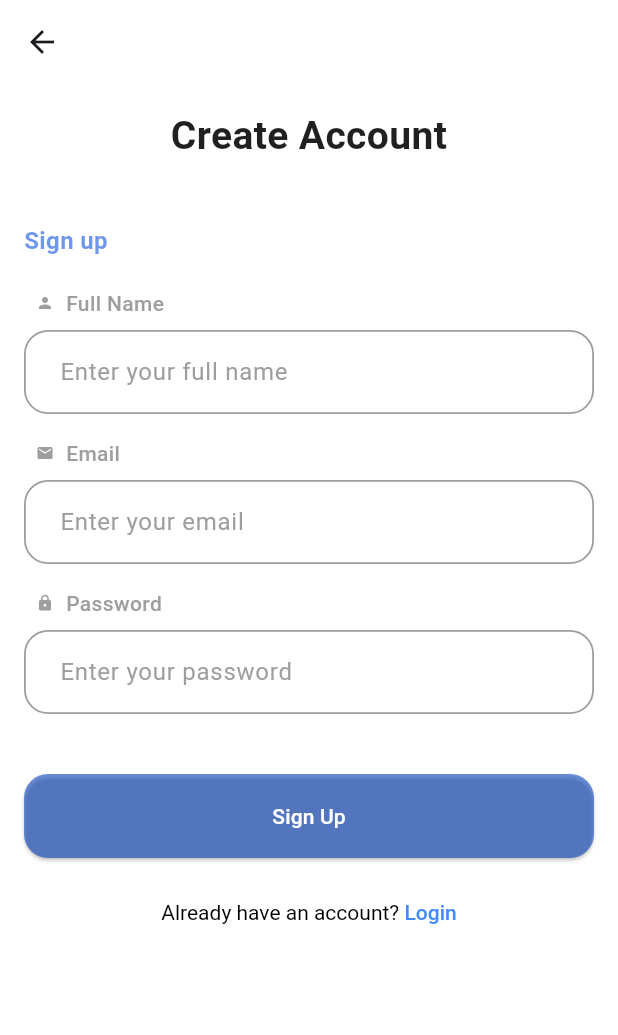
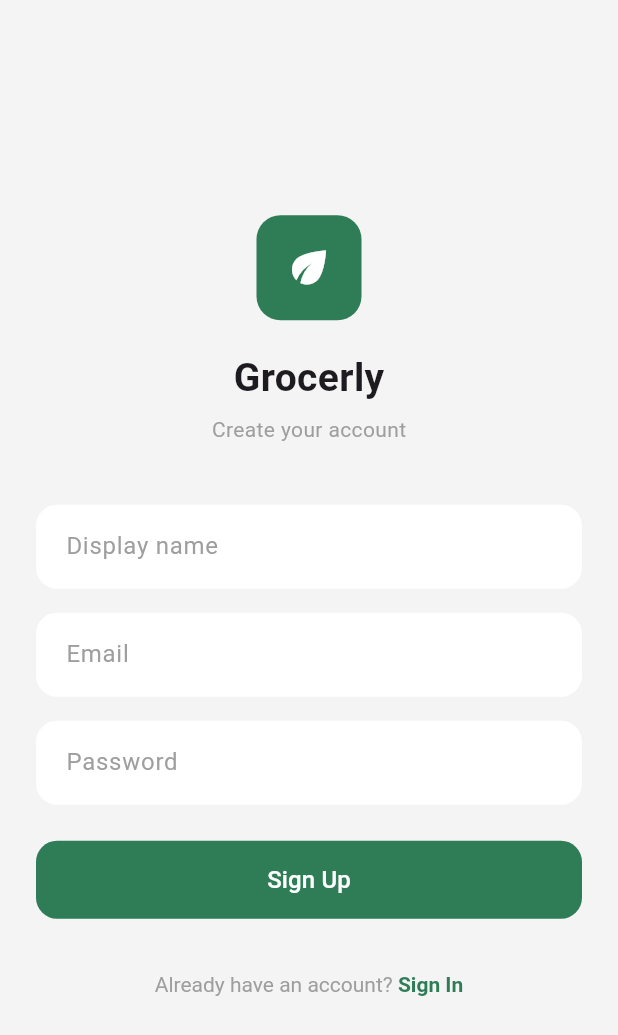
Before and after one commit to saifulislamsaif/grocery_list, a Flutter app: the screen it shows after launch, after a tap on "Don't have an account? Sign Up", on a phone screen of 412 x 824 dp. Shown: the top 1035 px of the screen. Run offline on Flutter 3.47's test engine with Material 3 defaults, Android fonts, the phone set to English and light mode, and no system bars; our stand-ins replace cloud_firestore, firebase_auth, firebase_core, get, google_fonts; accounts and stored records are empty; network calls fail.

Commit message:
authentication design done

```diff
--- a/lib/app/modules/home/controllers/home_controller.dart
+++ b/lib/app/modules/home/controllers/home_controller.dart
@@ -1,6 +1,7 @@
 import 'dart:async';
 
 import 'package:cloud_firestore/cloud_firestore.dart';
+import 'package:firebase_auth/firebase_auth.dart';
 import 'package:get/get.dart';
 import '../../signup/controllers/AuthController.dart';
 
--- a/lib/app/modules/home/views/home_page.dart
+++ b/lib/app/modules/home/views/home_page.dart
@@ -2,6 +2,7 @@ import 'package:flutter/material.dart';
 import 'package:get/get.dart';
 
 import '../../signup/controllers/AuthController.dart';
+import '../../signup/views/LoginPage.dart';
 import '../controllers/home_controller.dart';
 import 'list_details_page.dart';
 
@@ -58,13 +59,15 @@ class HomePage extends StatelessWidget {
             ),
           ),
           actions: [
+
+            /// NEW LIST BUTTON
             Padding(
-              padding: const EdgeInsets.only(right: 16.0, top: 8, bottom: 8),
+              padding: const EdgeInsets.symmetric(vertical: 2),
               child: ElevatedButton.icon(
                 onPressed: () {
                   _showCreateListBottomSheet(context);
                 },
-                icon: const Icon(Icons.add, size: 18, color: Colors.white),
+                icon: const Icon(Icons.add, size: 14, color: Colors.white),
                 label: const Text(
                   "New List",
                   style: TextStyle(
@@ -73,15 +76,40 @@ class HomePage extends StatelessWidget {
                   ),
                 ),
                 style: ElevatedButton.styleFrom(
-                  backgroundColor: const Color(0xFF007953), // Deep green
+                  backgroundColor: const Color(0xFF2F7D57),
                   elevation: 0,
                   shape: RoundedRectangleBorder(
                     borderRadius: BorderRadius.circular(12),
                   ),
-                  padding: const EdgeInsets.symmetric(horizontal: 16),
+                  padding: const EdgeInsets.symmetric(horizontal: 10),
                 ),
               ),
             ),
+
+            const SizedBox(width: 4),
+
+            /// MAIL ICON
+            IconButton(
+              onPressed: () {},
+              icon: const Icon(
+                Icons.mail_outline,
+                color: Color(0xFF1B2E28),
+              ),
+            ),
+
+            /// LOGOUT ICON
+            IconButton(
+              onPressed: () async {
+                await authController.logout();
+                Get.offAll(() => LoginPage());
+              },
+              icon: const Icon(
+                Icons.logout,
+                color: Color(0xFF1B2E28),
+              ),
+            ),
+
+            const SizedBox(width: 6),
           ],
         ),
         body: IndexedStack(
--- a/lib/app/modules/home/views/home_view.dart
+++ /dev/null
@@ -1,24 +0,0 @@
-import 'package:flutter/material.dart';
-
-import 'package:get/get.dart';
-
-import '../controllers/home_controller.dart';
-
-class HomeView extends GetView<HomeController> {
-  const HomeView({super.key});
-  @override
-  Widget build(BuildContext context) {
-    return Scaffold(
-      appBar: AppBar(
-        title: const Text('HomeView'),
-        centerTitle: true,
-      ),
-      body: const Center(
-        child: Text(
-          'HomeView is working',
-          style: TextStyle(fontSize: 20),
-        ),
-      ),
-    );
-  }
-}
--- a/lib/app/modules/signup/controllers/AuthController.dart
+++ b/lib/app/modules/signup/controllers/AuthController.dart
@@ -74,7 +74,9 @@ class AuthController extends GetxController {
       );
     }
   }
-
+  Future<void> logout() async {
+    await FirebaseAuth.instance.signOut();
+  }
   // Login
   void onLogin(User user) {
     final homeController = Get.find<HomeController>();
@@ -94,14 +96,4 @@ class AuthController extends GetxController {
   }
 
 
-  void logout() async {
-    await FirebaseAuth.instance.signOut();
-    final homeController = Get.find<HomeController>();
-    homeController.userName.value = '';
-    homeController.lists.clear();
-    homeController.completedCount.value = 0;
-    homeController.incompleteCount.value = 0;
-    homeController.cancelUserListener();
-    Get.offAll(() => LoginPage());
-  }
 }
--- a/lib/app/modules/signup/views/LoginPage.dart
+++ b/lib/app/modules/signup/views/LoginPage.dart
@@ -20,100 +20,112 @@ class LoginPage extends StatelessWidget {
 
   @override
   Widget build(BuildContext context) {
-    final screenHeight = MediaQuery.of(context).size.height;
 
     return Scaffold(
-      backgroundColor: Colors.white,
-      extendBodyBehindAppBar: true,
-      appBar: AppBar(
-        surfaceTintColor: Colors.white,
-        backgroundColor: Colors.transparent,
-        elevation: 0,
+      backgroundColor: const Color(0xffF4F4F4),
+      body: SafeArea(
+        child: Center(
+          child: Padding(
+            padding: const EdgeInsets.symmetric(horizontal: 24),
+            child: Column(
+              mainAxisAlignment: MainAxisAlignment.center,
+              children: [
+
+                /// LOGO
+                Container(
+                  height: 70,
+                  width: 70,
+                  decoration: BoxDecoration(
+                    color: const Color(0xff2F7D57),
+                    borderRadius: BorderRadius.circular(16),
                   ),
-      body: SafeArea(
-        child: SingleChildScrollView(
-          padding: EdgeInsets.all(16),
-          child: ConstrainedBox(
-            constraints: BoxConstraints(
-              minHeight: screenHeight -
-                  kToolbarHeight -
-                  MediaQuery.of(context).padding.top,
+                  child: const Icon(
+                    Icons.eco,
+                    color: Colors.white,
+                    size: 34,
                   ),
-            child: IntrinsicHeight(
-              child: Column(
-                crossAxisAlignment: CrossAxisAlignment.stretch,
-                children: [
-                   Center(
-                    child: Text(
-                      "Welcome Back",
-                      textAlign: TextAlign.center,
+                ),
+
+                const SizedBox(height: 20),
+
+                /// APP NAME
+                const Text(
+                  "Grocerly",
                   style: TextStyle(
                     fontSize: 26,
                     fontWeight: FontWeight.bold,
-                        color: Color(0xf0131212),
                   ),
                 ),
-                  ),
-                   SizedBox(height: 40),
-                  Text(
-                    "Login",
-                    style:  TextStyle(
-                      fontSize: 16,
-                      fontWeight: FontWeight.bold,
-                      color: Color(0x980d50da),
+
+                const SizedBox(height: 6),
+
+                const Text(
+                  "Welcome back",
+                  style: TextStyle(
+                    color: Colors.grey,
+                    fontSize: 14,
                   ),
                 ),
-                   SizedBox(height: 20),
 
-                  _buildTextField(
+                const SizedBox(height: 40),
+
+                /// EMAIL FIELD
+                _buildInputField(
                   controller: emailController,
-                    prefixIcon: Icons.email,
-                    label: "Email",
-                    hint: "Enter your email",
+                  hint: "Email",
                 ),
-                   SizedBox(height: 16),
 
-                  Obx(() => _buildTextField(
+                const SizedBox(height: 16),
+
+                /// PASSWORD FIELD
+                Obx(
+                      () => _buildInputField(
                     controller: passwordController,
-                    prefixIcon: Icons.lock,
-                    label: "Password",
-                    hint: "Enter your password",
+                    hint: "Password",
                     obscureText: !showPassword.value,
                     suffixIcon: IconButton(
                       icon: Icon(
                         showPassword.value
                             ? Icons.visibility
                             : Icons.visibility_off,
-                        size: 16,
+                        size: 20,
                         color: Colors.grey,
                       ),
-                      onPressed: () =>
-                      showPassword.value = !showPassword.value,
+                      onPressed: () {
+                        showPassword.value = !showPassword.value;
+                      },
                     ),
-                  )),
+                  ),
+                ),
 
-                   SizedBox(height: 20),
+                const SizedBox(height: 20),
+
+                /// ERROR MESSAGE
                 Obx(() => authController.errorMessage.isNotEmpty
                     ? Text(
                   authController.errorMessage.value,
-                    style:  TextStyle(color: Colors.red),
+                  style: const TextStyle(color: Colors.red),
                 )
-                      :  SizedBox.shrink()),
-                   SizedBox(height: 30),
+                    : const SizedBox()),
 
+                const SizedBox(height: 20),
+
+                /// SIGN IN BUTTON
                 Obx(
-                        () => ElevatedButton(
+                      () => SizedBox(
+                    width: double.infinity,
+                    height: 52,
+                    child: ElevatedButton(
                       onPressed:
                       authController.isLoading.value ? null : handleLogin,
                       style: ElevatedButton.styleFrom(
-                        minimumSize:  Size.fromHeight(56),
-                        backgroundColor:  Color(0x980d47bf),
+                        backgroundColor: const Color(0xff2F7D57),
                         shape: RoundedRectangleBorder(
-                          borderRadius: BorderRadius.circular(16),
+                          borderRadius: BorderRadius.circular(14),
                         ),
                       ),
                       child: authController.isLoading.value
-                          ?  SizedBox(
+                          ? const SizedBox(
                         height: 22,
                         width: 22,
                         child: CircularProgressIndicator(
@@ -121,20 +133,26 @@ class LoginPage extends StatelessWidget {
                           color: Colors.white,
                         ),
                       )
-                          :  Text(
-                        "Login",
-                        style: TextStyle(color: Colors.white),
+                          : const Text(
+                        "Sign In",
+                        style: TextStyle(
+                          color: Colors.white,
+                          fontSize: 16,
+                        ),
+                      ),
                     ),
                   ),
                 ),
 
-                   SizedBox(height: 12),
+                const SizedBox(height: 20),
+
+                /// SIGN UP TEXT
                 TextButton(
                   onPressed: () => Get.to(() => SignUpPage()),
                   child: RichText(
-                      text:  TextSpan(
+                    text: const TextSpan(
                       style: TextStyle(
-                          color: Colors.black,
+                        color: Colors.grey,
                         fontSize: 14,
                       ),
                       children: [
@@ -142,8 +160,8 @@ class LoginPage extends StatelessWidget {
                         TextSpan(
                           text: "Sign Up",
                           style: TextStyle(
-                              color: Colors.blueAccent,
-                              fontWeight: FontWeight.w500,
+                            color: Color(0xff2F7D57),
+                            fontWeight: FontWeight.w600,
                           ),
                         ),
                       ],
@@ -155,71 +173,33 @@ class LoginPage extends StatelessWidget {
           ),
         ),
       ),
-      ),
     );
   }
 
-  Widget _buildTextField({
+  Widget _buildInputField({
     required TextEditingController controller,
-    required IconData prefixIcon,
-    required String label,
-    String? hint,
+    required String hint,
     bool obscureText = false,
     Widget? suffixIcon,
   }) {
-    return Column(
-      crossAxisAlignment: CrossAxisAlignment.start,
-      children: [
-        Row(
-          children: [
-             SizedBox(width: 8),
-            Icon(prefixIcon, size: 12, color: Colors.grey),
-             SizedBox(width: 8),
-            Text(
-              label,
-              style:  TextStyle(
-                fontSize: 14,
-                fontWeight: FontWeight.w500,
-                color: Colors.grey,
-              ),
-            ),
-          ],
-        ),
-         SizedBox(height: 8),
-        TextField(
+    return TextField(
       controller: controller,
       obscureText: obscureText,
       decoration: InputDecoration(
         hintText: hint,
-            hintStyle:  TextStyle(color: Colors.grey),
+        hintStyle: const TextStyle(color: Colors.grey),
         filled: true,
         fillColor: Colors.white,
         suffixIcon: suffixIcon,
-            enabledBorder: OutlineInputBorder(
-              borderRadius: BorderRadius.circular(16),
-              borderSide:  BorderSide(
-                color: Colors.grey,
-                width: 1.2,
+        border: OutlineInputBorder(
+          borderRadius: BorderRadius.circular(14),
+          borderSide: BorderSide.none,
         ),
-            ),
-            focusedBorder: OutlineInputBorder(
-              borderRadius: BorderRadius.circular(16),
-              borderSide:  BorderSide(
-                color: Colors.grey,
-                width: 1.5,
-              ),
-            ),
-            border: OutlineInputBorder(
-              borderRadius: BorderRadius.circular(16),
-              borderSide:  BorderSide(color: Colors.grey),
-            ),
-            contentPadding:  EdgeInsets.symmetric(
-              horizontal: 20,
+        contentPadding: const EdgeInsets.symmetric(
+          horizontal: 16,
           vertical: 16,
         ),
       ),
-        ),
-      ],
     );
   }
 }
--- a/lib/app/modules/signup/views/SignUp.dart
+++ b/lib/app/modules/signup/views/SignUp.dart
@@ -23,104 +23,129 @@ class SignUpPage extends StatelessWidget {
 
   @override
   Widget build(BuildContext context) {
-    final screenHeight = MediaQuery.of(context).size.height;
 
     return Scaffold(
-      backgroundColor: Colors.white,
-      extendBodyBehindAppBar: true,
-      appBar: AppBar(
-        surfaceTintColor: Colors.white,
-        backgroundColor: Colors.transparent
+      backgroundColor: const Color(0xffF4F4F4),
+      body: SafeArea(
+        child: Center(
+          child: Padding(
+            padding: const EdgeInsets.symmetric(horizontal: 24),
+            child: Column(
+              mainAxisAlignment: MainAxisAlignment.center,
+              children: [
+
+                /// LOGO
+                Container(
+                  height: 70,
+                  width: 70,
+                  decoration: BoxDecoration(
+                    color: const Color(0xff2F7D57),
+                    borderRadius: BorderRadius.circular(16),
                   ),
-      body: SafeArea(
-        child: SingleChildScrollView(
-          padding: const EdgeInsets.all(16),
-          child: ConstrainedBox(
-            constraints: BoxConstraints(
-              minHeight: screenHeight -
-                  kToolbarHeight -
-                  MediaQuery.of(context).padding.top,
+                  child: const Icon(
+                    Icons.eco,
+                    color: Colors.white,
+                    size: 34,
                   ),
-            child: IntrinsicHeight(
+                ),
 
-              child: Column(
-                crossAxisAlignment: CrossAxisAlignment.stretch,
-                children: [
-                  const Center(
-                    child: Text(
-                      "Create Account",
-                      textAlign: TextAlign.center,
+                const SizedBox(height: 20),
+
+                /// TITLE
+                const Text(
+                  "Grocerly",
                   style: TextStyle(
                     fontSize: 26,
                     fontWeight: FontWeight.bold,
-                        color: Color(0xf0131212), // change color to match your design
+                  ),
+                ),
+
+                const SizedBox(height: 6),
+
+                /// SUBTITLE
+                const Text(
+                  "Create your account",
+                  style: TextStyle(
+                    color: Colors.grey,
+                    fontSize: 14,
+                  ),
+                ),
+
+                const SizedBox(height: 40),
+
+                /// NAME FIELD
+                _buildInputField(
+                  controller: nameController,
+                  hint: "Display name",
+                ),
+
+                const SizedBox(height: 16),
+
+                /// EMAIL FIELD
+                _buildInputField(
+                  controller: emailController,
+                  hint: "Email",
+                ),
+
+                const SizedBox(height: 16),
+
+                /// PASSWORD FIELD
+                _buildInputField(
+                  controller: passwordController,
+                  hint: "Password",
+                  obscureText: true,
+                ),
+
+                const SizedBox(height: 24),
+
+                /// SIGN UP BUTTON
+                SizedBox(
+                  width: double.infinity,
+                  height: 52,
+                  child: ElevatedButton(
+                    onPressed: handleSignUp,
+                    style: ElevatedButton.styleFrom(
+                      backgroundColor: const Color(0xff2F7D57),
+                      elevation: 0,
+                      shape: RoundedRectangleBorder(
+                        borderRadius: BorderRadius.circular(14),
+                      ),
+                    ),
+                    child: const Text(
+                      "Sign Up",
+                      style: TextStyle(
+                        color: Colors.white,
+                        fontSize: 16,
                       ),
                     ),
                   ),
-                  const SizedBox(height: 40),
-                  Text("Sign up",style:  TextStyle(fontSize: 16,fontWeight: FontWeight.bold,color: Color(
-                      0x980d50da))),
+                ),
+
                 const SizedBox(height: 20),
 
-                  _buildTextField(
-                    controller: nameController,
-                    prefixIcon: Icons.person,
-                    label: "Full Name",
-                    hint: "Enter your full name",
-                  ),
-                  const SizedBox(height: 16),
-                  _buildTextField(
-                    controller: emailController,
-                    prefixIcon: Icons.email,
-                    label: "Email",
-                    hint: "Enter your email",
-                  ),
-                  const SizedBox(height: 16),
-                  _buildTextField(
-                    controller: passwordController,
-                    prefixIcon: Icons.lock,
-                    label: "Password",
-                    hint: "Enter your password",
-                    obscureText: true,
-                  ),
-                  const SizedBox(height: 40),
-                  ElevatedButton(
-                    onPressed: handleSignUp,
-
-                    style: ElevatedButton.styleFrom(
-                      minimumSize: const Size.fromHeight(56),
-                      backgroundColor: const Color(0x980d47bf),
-                      shape: RoundedRectangleBorder(
-                        borderRadius: BorderRadius.circular(16),
-                      ),
-                    ),
-                    child: const Text("Sign Up",style: TextStyle(color: Colors.white),),
-                  ),
-                  const SizedBox(height: 12),
+                /// LOGIN TEXT
                 TextButton(
                   onPressed: () => Get.back(),
                   child: RichText(
-                      text: TextSpan(
+                    text: const TextSpan(
                       style: TextStyle(
-                          color: Colors.black,       // default color for the whole sentence
+                        color: Colors.grey,
                         fontSize: 14,
                       ),
                       children: [
                         TextSpan(text: "Already have an account? "),
                         TextSpan(
-                            text: "Login",
+                          text: "Sign In",
                           style: TextStyle(
-                              color: Colors.blueAccent,    // grey only for the word "Login"
-                              fontWeight: FontWeight.w500,
+                            color: Color(0xff2F7D57),
+                            fontWeight: FontWeight.w600,
                           ),
                         ),
                       ],
                     ),
                   ),
                 ),
-
               ],
-              ),
             ),
           ),
         ),
@@ -128,33 +153,12 @@ class SignUpPage extends StatelessWidget {
     );
   }
 
-  Widget _buildTextField({
+  Widget _buildInputField({
     required TextEditingController controller,
-    required IconData prefixIcon,
-    required String label,
-    String? hint,
+    required String hint,
     bool obscureText = false,
   }) {
-    return Column(
-      crossAxisAlignment: CrossAxisAlignment.start,
-      children: [
-        Row(
-          children: [
-            const SizedBox(width: 8),
-            Icon(prefixIcon, size: 12, color: Colors.grey,),
-            const SizedBox(width: 8),
-            Text(
-              label,
-              style: const TextStyle(
-                fontSize: 14,
-                fontWeight: FontWeight.w500,
-                color: Colors.grey,
-              ),
-            ),
-          ],
-        ),
-        const SizedBox(height: 8),
-        TextField(
+    return TextField(
       controller: controller,
       obscureText: obscureText,
       decoration: InputDecoration(
@@ -162,34 +166,15 @@ class SignUpPage extends StatelessWidget {
         hintStyle: const TextStyle(color: Colors.grey),
         filled: true,
         fillColor: Colors.white,
-            enabledBorder: OutlineInputBorder(
-              borderRadius: BorderRadius.circular(16),
-              borderSide: const BorderSide(
-                color: Colors.grey,      // Grey stroke when not focused
-                width: 1.2,              // Adjust thickness if you like
-              ),
-            ),
-            focusedBorder: OutlineInputBorder(
-              borderRadius: BorderRadius.circular(16),
-              borderSide: const BorderSide(
-                color: Colors.grey,      // Grey stroke when focused
-                width: 1.5,
-              ),
-            ),
-            // Optional: border property as a fallback
         border: OutlineInputBorder(
-              borderRadius: BorderRadius.circular(16),
-              borderSide: const BorderSide(
-                color: Colors.grey,
-              ),
+          borderRadius: BorderRadius.circular(14),
+          borderSide: BorderSide.none,
         ),
         contentPadding: const EdgeInsets.symmetric(
-              horizontal: 20,
+          horizontal: 16,
           vertical: 16,
         ),
       ),
-        ),
-      ],
     );
   }
 
--- a/lib/app/modules/signup/views/signup_view.dart
+++ /dev/null
@@ -1,20 +0,0 @@
-import 'package:flutter/material.dart';
-
-import 'package:get/get.dart';
-
-import '../controllers/signup_controller.dart';
-
-class SignupView extends GetView<SignupController> {
-  const SignupView({super.key});
-  @override
-  Widget build(BuildContext context) {
-    return Scaffold(
-      body: const Center(
-        child: Text(
-          'SignupView is working',
-          style: TextStyle(fontSize: 20),
-        ),
-      ),
-    );
-  }
-}
```
Also changed, not shown: lib/app/modules/signup/views/login_page.dart (deleted, +0 -54 lines). Lines whose indentation alone changed are shown as unchanged.
